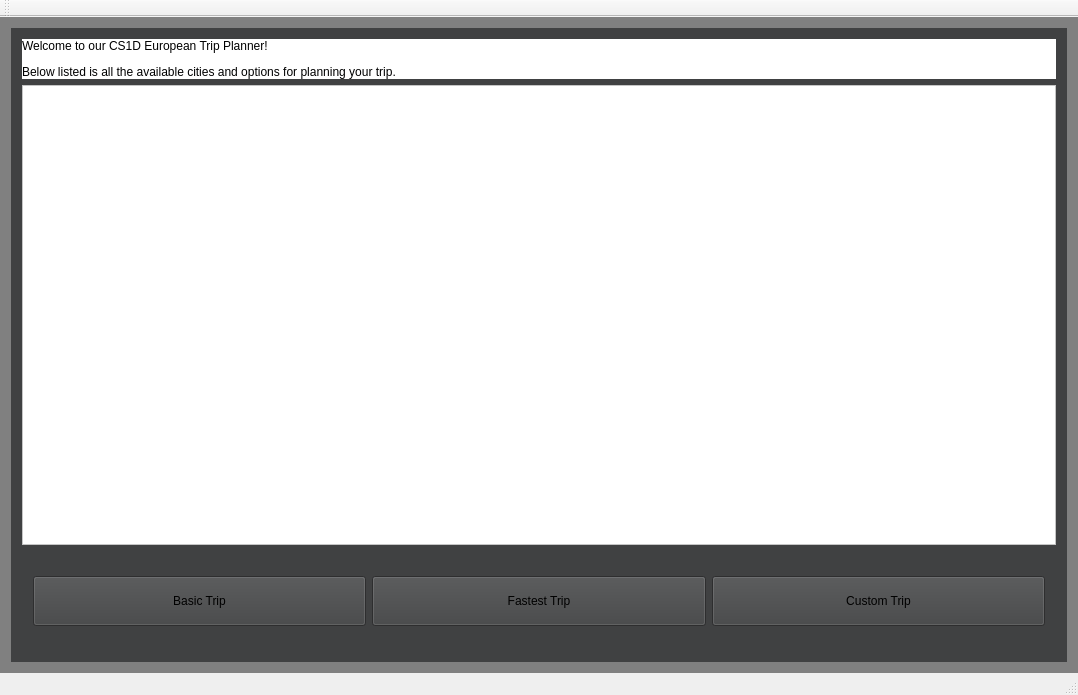
First picture: the form in mainwindow.ui, repository The-afroman/CS1D-vacation-project, before the edit.
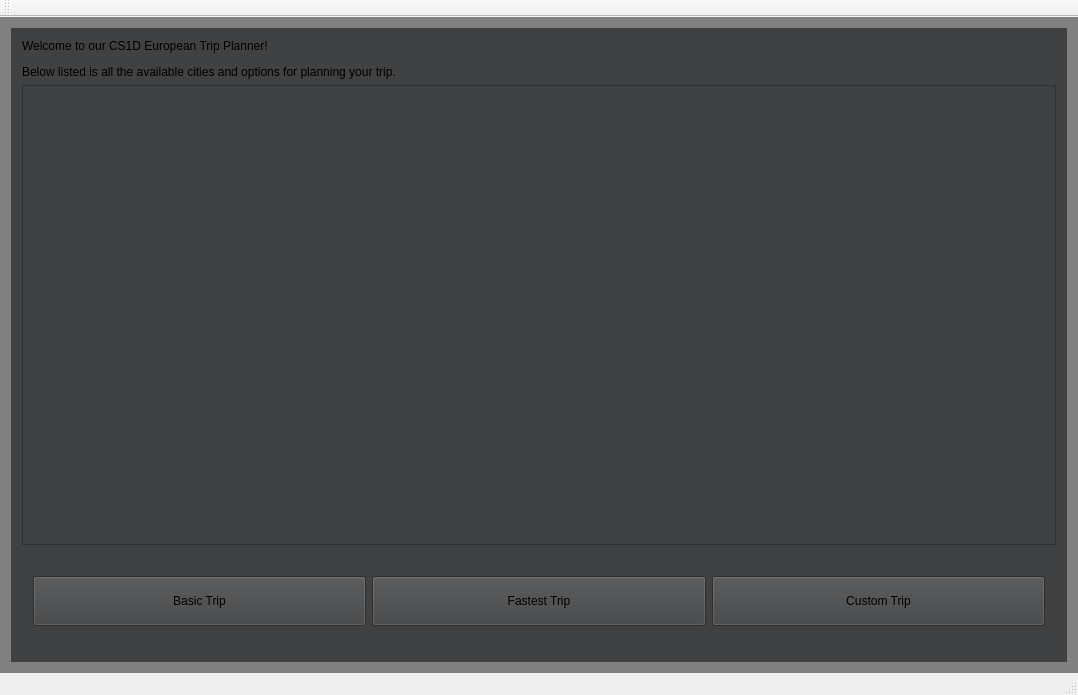
Second picture: the form after the edit.

Commit message: made text easier to see

```diff
--- a/mainwindow.ui
+++ b/mainwindow.ui
@@ -121,7 +121,7 @@
            </size>
           </property>
           <property name="styleSheet">
-           <string notr="true">background-color :rgb(255, 255, 255)</string>
+           <string notr="true"/>
           </property>
          </widget>
         </item>
@@ -129,7 +129,7 @@
          <widget class="QLabel" name="label_2">
           <property name="styleSheet">
            <string notr="true">font: 75 22pt &quot;Times New Roman&quot;;
-background-color: rgb(255, 255, 255)</string>
+</string>
           </property>
           <property name="text">
            <string>&lt;html&gt;&lt;head/&gt;&lt;body&gt;&lt;p&gt;&lt;span style=&quot; font-weight:400; color:#000000;&quot;&gt;Welcome to our CS1D European Trip Planner! &lt;/span&gt;&lt;/p&gt;&lt;p&gt;&lt;span style=&quot; font-weight:400; color:#000000;&quot;&gt;Below listed is all the available cities and options for planning your trip.&lt;/span&gt;&lt;/p&gt;&lt;/body&gt;&lt;/html&gt;</string>
```
